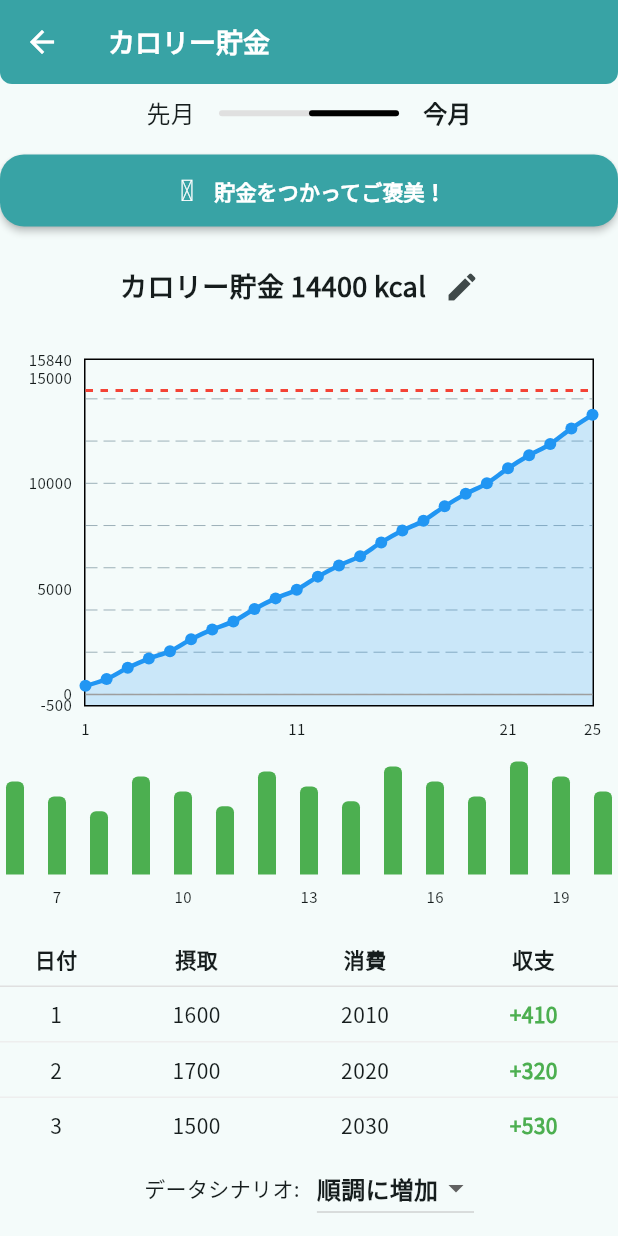
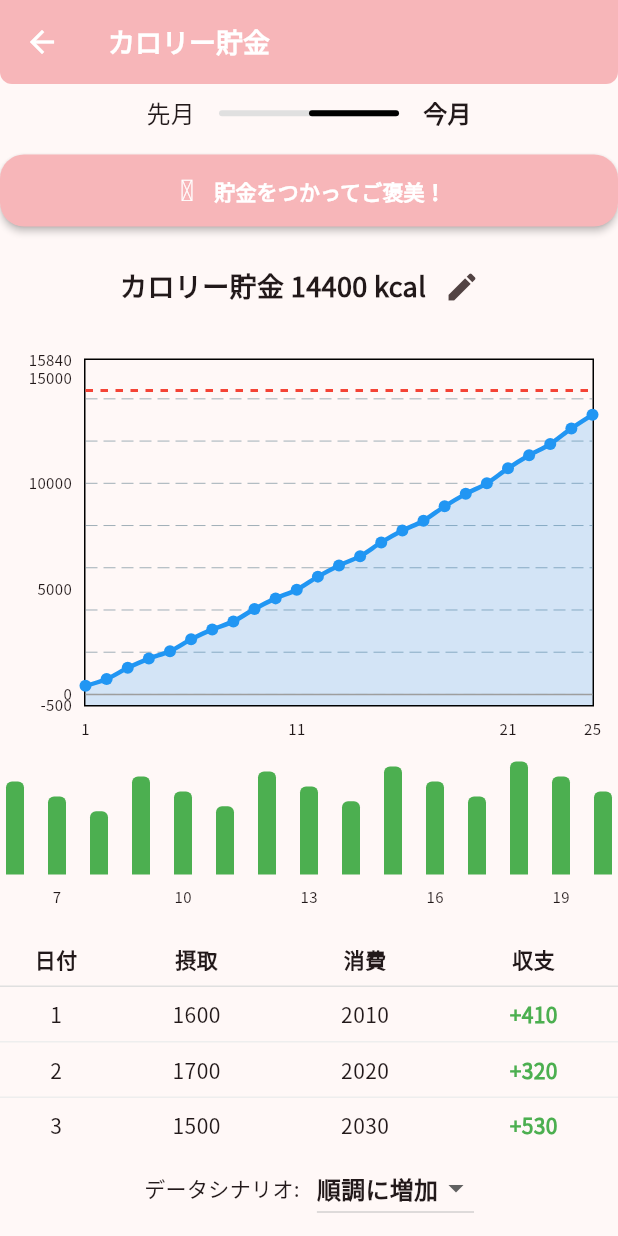
Before and after one commit to DELAxGithub/tonton, a Flutter app: the SavingsTrendScreen screen opened by its route, on a phone screen of 412 x 824 dp. Run offline on Flutter 3.47's test engine with Material 3 defaults, Android fonts, the phone set to English and light mode, and no system bars; drawn by our look-alikes of fl_chart; our stand-ins replace flutter_dotenv, flutter_riverpod, go_router, hive, hive_flutter, image_picker and 3 more; missing offline and left inert: dashbook, health; accounts and stored records are empty; generated files the repository leaves out were written again.

Commit message:
Change primary color to pink

```diff
--- a/lib/theme/app_theme.dart
+++ b/lib/theme/app_theme.dart
@@ -4,7 +4,7 @@ import 'package:flutter/services.dart';
 /// TonTon app's color palette
 class TontonColors {
   // Primary brand colors
-  static const Color primary = Color(0xFF38A3A5);  // Teal
+  static const Color primary = Color(0xFFF7B6B9);  // Pink
   static const Color secondary = Color(0xFF57CC99); // Green
   static const Color tertiary = Color(0xFF80ED99); // Light Green
 
```
Also changed, not shown: 1 other file.
